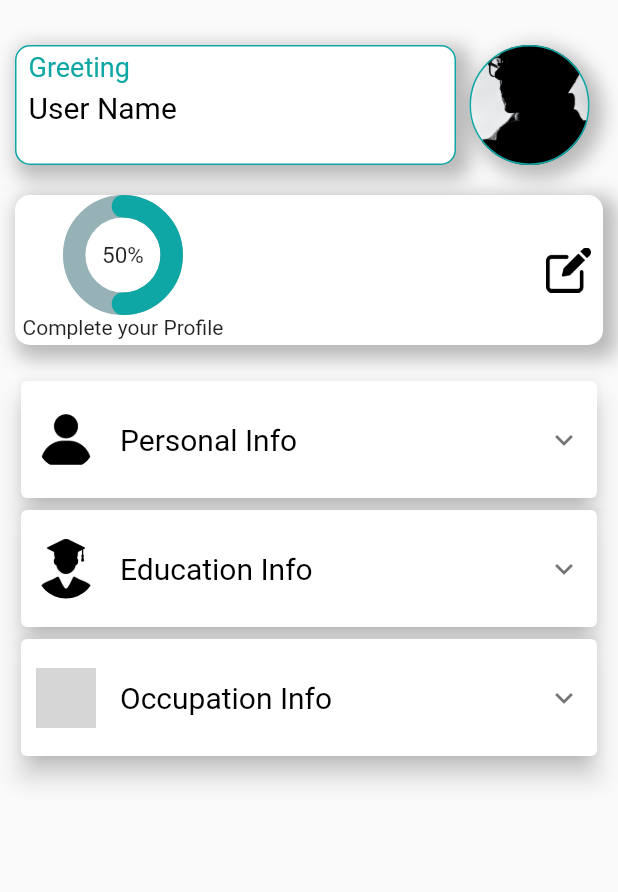
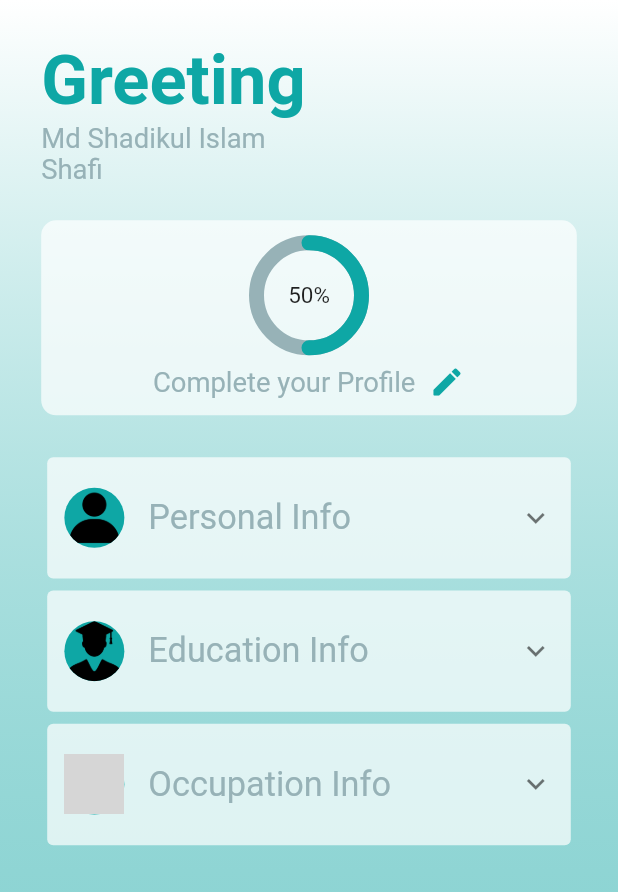
Before and after one commit to Naogaon-Polytechnic-Institute-NPI/npi_project, a Flutter app: the screen it shows after launch, on a phone screen of 412 x 824 dp. Shown: the top 892 px of the screen. Run offline on Flutter 3.47's test engine with Material 2 defaults, Android fonts, the phone set to English and light mode, and no system bars; drawn by our look-alikes of percent_indicator; our stand-ins replace flutter_screenutil, fluttertoast, gap; grey boxes are pictures that could not be loaded.

Commit message:
home page updated

```diff
--- a/lib/main.dart
+++ b/lib/main.dart
@@ -1,6 +1,6 @@
 import 'package:flutter/material.dart';
 import 'package:flutter_screenutil/flutter_screenutil.dart';
-import 'package:npi_project/src/module/student/home/home.dart';
+import 'package:npi_project/src/module/student/home/view/home.dart';
 import 'package:npi_project/src/module/student/login&sign_up/view/log_in.dart';
 import 'package:npi_project/src/module/student/login&sign_up/view/option_screen.dart';
 
@@ -28,7 +28,7 @@ class MyApp extends StatelessWidget {
 
       child: const HomeScreen(),
 
-      child: LogInScreen(),
+      //child: LogInScreen(),
 
     );
   }
--- /dev/null
+++ b/lib/src/controller/user_data.dart
@@ -0,0 +1,4 @@
+class UserData{
+  dynamic userData;
+
+}
--- a/lib/src/module/student/home/home.dart
+++ /dev/null
@@ -1,124 +0,0 @@
-import 'package:flutter/material.dart';
-import 'package:npi_project/src/data/utils/custom_color.dart';
-import 'package:npi_project/src/module/student/home/home_localwidget/circular_percent_indicoator.dart';
-import 'package:npi_project/src/module/student/home/home_localwidget/common_widgets.dart';
-
-class HomeScreen extends StatefulWidget {
-  const HomeScreen({super.key});
-
-  @override
-  State<HomeScreen> createState() => _HomeScreenState();
-}
-
-class _HomeScreenState extends State<HomeScreen> {
-  @override
-  Widget build(BuildContext context) {
-    return SafeArea(
-      child: Scaffold(
-        body: Padding(
-          padding: const EdgeInsets.all(10),
-          child: SingleChildScrollView(
-            child: Column(
-              children: [
-                const SizedBox(
-                  height: 20,
-                ),
-                const UserName(),
-                const SizedBox(
-                  height: 20,
-                ),
-                Container(
-                  padding: EdgeInsets.only(left: 5, right: 8),
-                  height: 100,
-                  decoration: BoxDecoration(
-                      color: Colors.white,
-                      // border: Border.all(color: CustomColor.lightTeal),
-                      borderRadius: BorderRadius.circular(10),
-                      boxShadow: const [
-                        BoxShadow(
-                            color: Colors.black26,
-                            blurRadius: 10,
-                            spreadRadius: 4,
-                            offset: Offset(5, 5))
-                      ]),
-                  child: Row(
-                    mainAxisAlignment: MainAxisAlignment.spaceBetween,
-                    children: [
-                      const CircularIndicator(),
-                      Container(
-                        height: 30,
-                        decoration: const BoxDecoration(
-                          shape: BoxShape.circle,
-                        ),
-                        child: Image.asset(
-                          'assets/images/edit .png',
-                          fit: BoxFit.scaleDown,
-                        ),
-                      ),
-                    ],
-                  ),
-                ),
-                const SizedBox(
-                  height: 20,
-                ),
-                const Card(
-                  elevation: 7,
-                  child: ExpansionTile(
-                    tilePadding: EdgeInsets.all(10),
-                    leading: CircleAvatar(
-                      backgroundColor: Colors.white,
-                      backgroundImage: AssetImage("assets/images/profile.png"),
-                    ),
-                    title: Text(
-                      'Personal Info',
-                      style: TextStyle(fontSize: 20, color: Colors.black),
-                    ),
-                    children: [
-                      Text("my name is mosharof kahn"),
-                    ],
-                  ),
-                ),
-                const Card(
-                  elevation: 7,
-                  child: ExpansionTile(
-                    tilePadding: EdgeInsets.all(10),
-                    leading: CircleAvatar(
-                      backgroundColor: Colors.white,
-                      backgroundImage: AssetImage(
-                          "assets/images/student-with-graduation-cap.png"),
-                    ),
-                    title: Text(
-                      'Education Info',
-                      style: TextStyle(fontSize: 20, color: Colors.black),
-                    ),
-                    children: [
-                      Text("my name is mosharof kahn"),
-                    ],
-                  ),
-                ),
-                const Card(
-                  elevation: 7,
-                  child: ExpansionTile(
-                    tilePadding: EdgeInsets.all(10),
-                    leading: CircleAvatar(
-                      backgroundColor: Colors.white,
-                      backgroundImage:
-                          AssetImage("assets/images/businessman.png"),
-                    ),
-                    title: Text(
-                      'Occupation Info',
-                      style: TextStyle(fontSize: 20, color: Colors.black),
-                    ),
-                    children: [
-                      Text("my name is mosharof kahn"),
-                    ],
-                  ),
-                ),
-              ],
-            ),
-          ),
-        ),
-      ),
-    );
-  }
-}
--- a/lib/src/module/student/home/home_localwidget/circular_percent_indicoator.dart
+++ /dev/null
@@ -1,30 +0,0 @@
-import 'package:flutter/material.dart';
-import 'package:npi_project/src/data/utils/custom_color.dart';
-import 'package:percent_indicator/percent_indicator.dart';
-
-class CircularIndicator extends StatelessWidget {
-  const CircularIndicator({super.key});
-
-  @override
-  Widget build(BuildContext context) {
-    return Column(
-      // mainAxisAlignment: MainAxisAlignment.start,
-      // crossAxisAlignment: CrossAxisAlignment.start,
-      children: [
-        CircularPercentIndicator(
-          radius: 40,
-          lineWidth: 15,
-          percent: 0.5,
-          progressColor: CustomColor.lightTeal,
-          backgroundColor: CustomColor.blueGrey,
-          circularStrokeCap: CircularStrokeCap.round,
-          center: Text(
-            '50%',
-            style: TextStyle(fontSize: 15),
-          ),
-        ),
-        Text('Complete your Profile')
-      ],
-    );
-  }
-}
--- /dev/null
+++ b/lib/src/module/student/home/local_widget/educataion_Info_card.dart
@@ -0,0 +1,34 @@
+import 'package:flutter/material.dart';
+import 'package:flutter_screenutil/flutter_screenutil.dart';
+import 'package:npi_project/src/data/utils/custom_color.dart';
+
+class EducationInfoCard extends StatelessWidget {
+  const EducationInfoCard({super.key});
+
+  @override
+  Widget build(BuildContext context) {
+    return Card(
+      color: Colors.white.withOpacity(.7),
+      elevation: 0,
+      child: ExpansionTile(
+        tilePadding: EdgeInsets.all(10.w),
+        leading: const CircleAvatar(
+          backgroundColor: CustomColor.lightTeal,
+          backgroundImage: AssetImage('assets/images/student-with-graduation-cap.png'),
+
+        ),
+        title:Text(
+          'Education Info',
+          style: TextStyle(
+              fontSize: 20.sp,
+              fontFamily: 'Roboto',
+              color: CustomColor.blueGrey
+          ),
+        ),
+        children: [
+
+        ],
+      ),
+    );
+  }
+}
--- /dev/null
+++ b/lib/src/module/student/home/local_widget/greeting.dart
@@ -0,0 +1,35 @@
+import 'package:flutter/material.dart';
+import 'package:flutter_screenutil/flutter_screenutil.dart';
+import 'package:gap/gap.dart';
+import 'package:npi_project/src/data/utils/custom_color.dart';
+
+class GreetingPart extends StatelessWidget {
+  const GreetingPart({super.key});
+
+  @override
+  Widget build(BuildContext context) {
+    return SizedBox(
+      height: 100.h,
+      width: 170.w,
+      child: Column(
+        crossAxisAlignment: CrossAxisAlignment.start,
+        children: [
+          Text('Greeting',
+          style: TextStyle(
+            fontFamily: 'Roboto',
+            fontWeight: FontWeight.w700,
+            fontSize: 40.sp,
+            color: CustomColor.lightTeal
+          ),),
+          //Gap(5.h),
+          Text('Md Shadikul Islam Shafi',
+          style: TextStyle(
+            fontSize: 16.sp,
+            fontFamily: 'Roboto',
+            color: CustomColor.blueGrey
+          ),)
+        ],
+      ),
+    );
+  }
+}
--- /dev/null
+++ b/lib/src/module/student/home/local_widget/occupation_info_card.dart
@@ -0,0 +1,34 @@
+import 'package:flutter/material.dart';
+import 'package:flutter_screenutil/flutter_screenutil.dart';
+import 'package:npi_project/src/data/utils/custom_color.dart';
+
+class OccupationInfoCard extends StatelessWidget {
+  const OccupationInfoCard({super.key});
+
+  @override
+  Widget build(BuildContext context) {
+    return Card(
+      color: Colors.white.withOpacity(.7),
+      elevation: 0,
+      child: ExpansionTile(
+        tilePadding: EdgeInsets.all(10.w),
+        leading: const CircleAvatar(
+          backgroundColor: CustomColor.lightTeal,
+          backgroundImage: AssetImage('assets/images/businessman.png'),
+
+        ),
+        title:Text(
+          'Occupation Info',
+          style: TextStyle(
+              fontSize: 20.sp,
+              fontFamily: 'Roboto',
+              color: CustomColor.blueGrey
+          ),
+        ),
+        children: [
+
+        ],
+      ),
+    );
+  }
+}
--- /dev/null
+++ b/lib/src/module/student/home/local_widget/personal_info_card.dart
@@ -0,0 +1,34 @@
+import 'package:flutter/material.dart';
+import 'package:flutter_screenutil/flutter_screenutil.dart';
+import 'package:npi_project/src/data/utils/custom_color.dart';
+
+class PersonalInfoCard extends StatelessWidget {
+  const PersonalInfoCard({super.key});
+
+  @override
+  Widget build(BuildContext context) {
+    return Card(
+      color: Colors.white.withOpacity(.7),
+      elevation: 0,
+      child: ExpansionTile(
+        tilePadding: EdgeInsets.all(10.w),
+        leading: const CircleAvatar(
+          backgroundColor: CustomColor.lightTeal,
+          backgroundImage: AssetImage('assets/images/profile.png'),
+
+        ),
+        title:Text(
+          'Personal Info',
+          style: TextStyle(
+              fontSize: 20.sp,
+              fontFamily: 'Roboto',
+              color: CustomColor.blueGrey
+          ),
+        ),
+        children: [
+
+        ],
+      ),
+    );
+  }
+}
--- /dev/null
+++ b/lib/src/module/student/home/local_widget/profile_indicator_part.dart
@@ -0,0 +1,56 @@
+import 'package:flutter/material.dart';
+import 'package:flutter_screenutil/flutter_screenutil.dart';
+import 'package:gap/gap.dart';
+import 'package:npi_project/src/data/utils/custom_color.dart';
+import 'package:percent_indicator/circular_percent_indicator.dart';
+
+class ProfileIndicatorPart extends StatelessWidget {
+  const ProfileIndicatorPart({super.key});
+
+  @override
+  Widget build(BuildContext context) {
+    return Container(
+      alignment: Alignment.center,
+      height: 130,
+      decoration: BoxDecoration(
+        color: Colors.white.withOpacity(.7),
+        borderRadius: BorderRadius.circular(10),
+      ),
+      child: Column(
+        mainAxisAlignment: MainAxisAlignment.center,
+        crossAxisAlignment: CrossAxisAlignment.center,
+        children: [
+          CircularPercentIndicator(
+            radius: 40,
+            lineWidth: 10,
+            percent: 0.5,
+            progressColor: CustomColor.lightTeal,
+            backgroundColor: CustomColor.blueGrey,
+            circularStrokeCap: CircularStrokeCap.round,
+            center: const Text(
+              '50%',
+              style: TextStyle(fontSize: 15),
+            ),
+          ),
+          Gap(5.h),
+          Row(
+            mainAxisAlignment: MainAxisAlignment.center,
+            children: [
+              Text(
+                  'Complete your Profile',
+                style: TextStyle(
+                  fontFamily: 'Roboto',
+                  fontSize: 16.sp,
+                  color: CustomColor.blueGrey
+                ),
+              ),
+              Gap(8.w),
+              Icon(Icons.edit_rounded, color: CustomColor.lightTeal,),
+
+            ],
+          )
+        ],
+      )
+    );
+  }
+}
--- /dev/null
+++ b/lib/src/module/student/home/view/home.dart
@@ -0,0 +1,54 @@
+import 'package:flutter/material.dart';
+import 'package:flutter_screenutil/flutter_screenutil.dart';
+import 'package:gap/gap.dart';
+import 'package:npi_project/src/data/utils/custom_color.dart';
+import 'package:npi_project/src/module/student/home/local_widget/educataion_Info_card.dart';
+import 'package:npi_project/src/module/student/home/local_widget/greeting.dart';
+import 'package:npi_project/src/module/student/home/local_widget/occupation_info_card.dart';
+import 'package:npi_project/src/module/student/home/local_widget/personal_info_card.dart';
+import 'package:npi_project/src/module/student/home/local_widget/profile_indicator_part.dart';
+
+class HomeScreen extends StatefulWidget {
+  const HomeScreen({super.key});
+
+  @override
+  State<HomeScreen> createState() => _HomeScreenState();
+}
+
+class _HomeScreenState extends State<HomeScreen> {
+  @override
+  Widget build(BuildContext context) {
+    return SafeArea(
+      child: Scaffold(
+        body: Container(
+          padding: EdgeInsets.all(24.w),
+          height: MediaQuery.of(context).size.height,
+          width: MediaQuery.of(context).size.width,
+          decoration: BoxDecoration(
+              gradient: LinearGradient(
+                  begin: Alignment.topCenter,
+                  end: Alignment.bottomCenter,
+                  colors:[
+                    Colors.white,
+                    CustomColor.lightTeal.withOpacity(.5),
+                  ]
+              )
+          ),
+          child:SingleChildScrollView(
+            child: Column(
+              crossAxisAlignment: CrossAxisAlignment.start,
+              children: [
+                GreetingPart(),
+                ProfileIndicatorPart(),
+                Gap(20.h),
+                PersonalInfoCard(),
+                EducationInfoCard(),
+                OccupationInfoCard()
+              ],
+            ),
+          ),
+        ),
+      ),
+    );
+  }
+}
--- a/lib/src/module/student/login&sign_up/local_widget/input_form.dart
+++ b/lib/src/module/student/login&sign_up/local_widget/input_form.dart
@@ -41,18 +41,6 @@ class InputField extends StatelessWidget {
               filled: true,
 
               suffixIcon: suffixIcon),
-          validator: (value) {
-            if (value!.isEmpty) {
-
-          //   enabledBorder: UnderlineInputBorder(
-          //     borderSide: BorderSide(color: CustomColor.lightTeal, width: 1)
-          //   ),
-          //   focusedBorder: UnderlineInputBorder(
-          //       borderSide: BorderSide(color: CustomColor.lightTeal, width: 2.5)
-          //   ),
-          //    focusColor: CustomColor.lightTeal,
-              suffixIcon: suffixIcon,
-          ),
           validator: (value){
             if(value!.isEmpty){
 
--- a/lib/src/module/student/login&sign_up/local_widget/login_forms&button.dart
+++ b/lib/src/module/student/login&sign_up/local_widget/login_forms&button.dart
@@ -4,7 +4,7 @@ import 'package:gap/gap.dart';
 import 'package:npi_project/src/data/global_widget/custom_button.dart';
 import 'package:npi_project/src/data/global_widget/txt_button.dart';
 import 'package:npi_project/src/data/utils/custom_color.dart';
-import 'package:npi_project/src/module/student/home/home.dart';
+import 'package:npi_project/src/module/student/home/view/home.dart';
 import 'package:npi_project/src/module/student/login&sign_up/local_widget/input_form.dart';
 
 class LoginFormsAndButton extends StatefulWidget {
@@ -25,27 +25,13 @@ class _LoginFormsAndButtonState extends State<LoginFormsAndButton> {
     _psecure = !_psecure;
   }
 
-  // void login()async {
-  //   try {
-  //     await FirebaseAuth.instance.signInWithEmailAndPassword(
-  //         email: emailController.text.toString(),
-  //         password: passwordController.text.toString()
-  //     );
-  //     Navigator.pushAndRemoveUntil(context, MaterialPageRoute(builder: (context) => Home()), (route) => false);
-  //     Utils().toastMessage('Loged In', Colors.green);
-  //   } on FirebaseAuthException catch (e) {
-  //
-  //     if(e.code.toString() == 'INVALID_LOGIN_CREDENTIALS') {
-  //       Utils().toastMessage('Wrong email or password', Colors.red);
-  //     }else if(e.code.toString() == 'invalid-email'){
-  //       Utils().toastMessage('invalid email', Colors.red);
-  //     }
-  //     setState(() {
-  //       _loading = false;
-  //     });
-  //     debugPrint(e.code);
-  //   }
-  // }
+  void logIn(){
+    try{
+      Response response =
+    }catch(e){
+      print(e.toString());
+    }
+  }
 
   @override
   Widget build(BuildContext context) {
```
Also changed, not shown: lib/src/module/student/home/local_widget/common_widgets.dart (renamed from lib/src/module/student/home/home_localwidget/common_widgets.dart).
